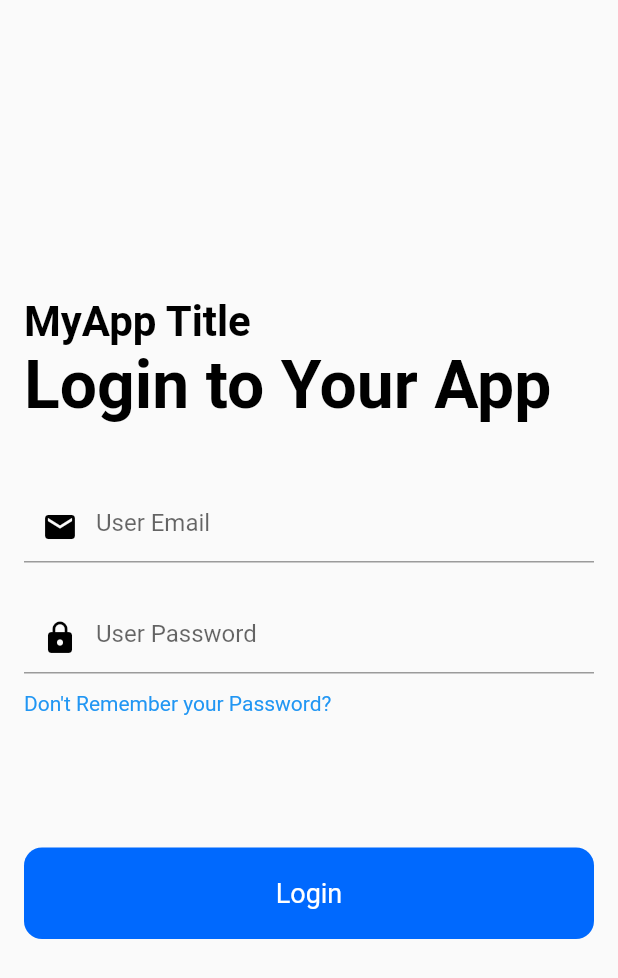
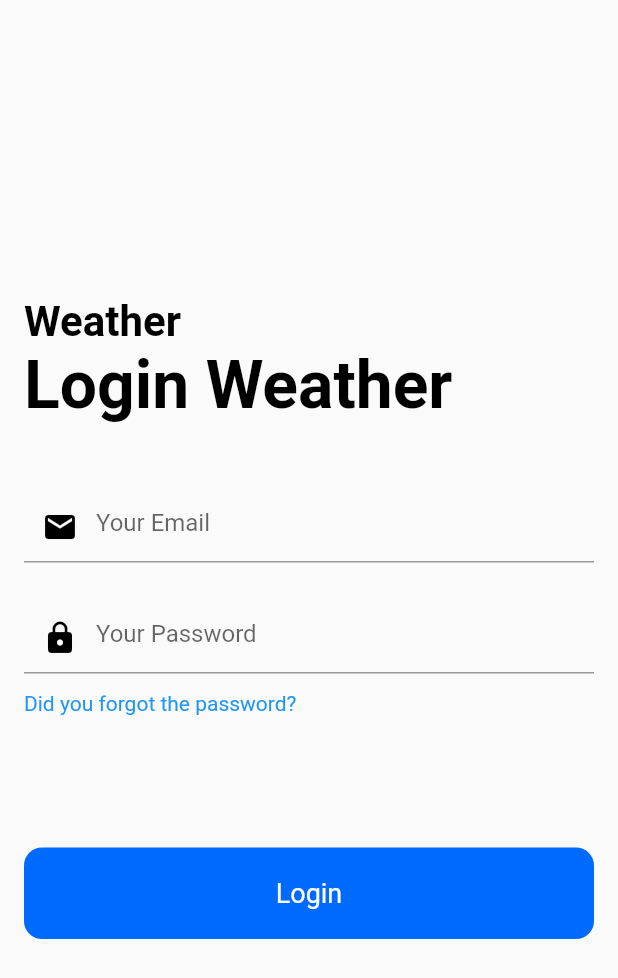
Before and after one commit to ericplanes/prmb-flutter-weather, a Flutter app: the screen it shows after launch, after a tap on "Login", on a phone screen of 412 x 824 dp. Shown: the top 978 px of the screen. Run offline on Flutter 3.47's test engine with Material 2 defaults, Android fonts, the phone set to English and light mode, and no system bars; our stand-ins replace firebase_auth, firebase_core; accounts and stored records are empty; network calls fail.

```diff
--- a/lib/main.dart
+++ b/lib/main.dart
@@ -1,9 +1,8 @@
 import 'package:firebase_core/firebase_core.dart';
 import 'package:flutter/material.dart';
+import 'package:weather/screens/login_screen.dart';
 
-Future main() async {
-  WidgetsFlutterBinding.ensureInitialized();
-  await Firebase.initializeApp();
+void main() {
   runApp(const MyApp());
 }
 
@@ -12,7 +11,7 @@ class MyApp extends StatelessWidget {
 
   @override
   Widget build(BuildContext context) {
-    return MaterialApp(
+    return const MaterialApp(
       home: HomePage(),
     );
   }
@@ -26,98 +25,26 @@ class HomePage extends StatefulWidget {
 }
 
 class _HomePageState extends State<HomePage> {
+  //Initialize Firebase App
+  Future<FirebaseApp> _initializeFirebase() async {
+    FirebaseApp firebaseApp = await Firebase.initializeApp();
+    return firebaseApp;
+  }
+
   @override
   Widget build(BuildContext context) {
     return Scaffold(
-      body: LoginScreen(),
+      body: FutureBuilder(
+          future: _initializeFirebase(),
+          builder: (context, snapshot) {
+            if (snapshot.connectionState == ConnectionState.done) {
+              return LoginScreen();
+            }
+            return const Center(
+              child: CircularProgressIndicator(),
+            );
+          }),
     );
-  }
-}
-
-class LoginScreen extends StatefulWidget {
-  const LoginScreen({Key? key}) : super(key: key);
-
-  @override
-  State<LoginScreen> createState() => _LoginScreenState();
-}
-
-class _LoginScreenState extends State<LoginScreen> {
-  @override
-  Widget build(BuildContext context) {
-    return Padding(
-      padding: const EdgeInsets.all(16.0),
-      child: Column(
-        mainAxisAlignment: MainAxisAlignment.center,
-        crossAxisAlignment: CrossAxisAlignment.start,
-        children: [
-          const Text(
-            "MyApp Title",
-            style: TextStyle(
-              color: Colors.black,
-              fontSize: 28.0,
-              fontWeight: FontWeight.bold,
-            ), // TextStyle
-          ), //Text
-          const Text(
-            "Login to Your App",
-            style: TextStyle(
-              color: Colors.black,
-              fontSize: 44.0,
-              fontWeight: FontWeight.bold,
-            ), // TextStyle
-          ), // Text
-          const SizedBox(
-            height: 44.0,
-          ), // SizedBox
-          const TextField(
-            keyboardType: TextInputType.emailAddress,
-            decoration: const InputDecoration(
-              hintText: "User Email",
-              prefixIcon: Icon(Icons.mail, color: Colors.black),
-            ), // InputDecoration
-          ), // TextField
-          const SizedBox(
-            height: 26.0,
-          ), // SizedBox
-          const TextField(
-            obscureText: true,
-            decoration: const InputDecoration(
-              hintText: "User Password",
-              prefixIcon: Icon(Icons.lock, color: Colors.black),
-            ), // Input Decoration
-          ), // TextField
-          const SizedBox(
-            height: 12.0,
-          ), // SizedBox
-          const Text(
-            "Don't Remember your Password?",
-            style: TextStyle(color: Colors.blue),
-          ), //Text
-          const SizedBox(
-            height: 88.0,
-          ), // SizedBox
-          Container(
-            width: double.infinity,
-            child: RawMaterialButton(
-              fillColor: Color(0xFF0069FE),
-              elevation: 0.0,
-              padding: EdgeInsets.symmetric(vertical: 20.0),
-              shape: RoundedRectangleBorder(
-                borderRadius: BorderRadius.circular(12.0),
-              ), // RoundedRectangleBorder
-              onPressed: () {},
-              child: Text(
-                "Login",
-                style: TextStyle(
-                  color: Colors.white,
-                  fontSize: 18.0,
-                ), // TextStyle
-              ), // Text
-            ), // RawMaterialButton
-          ), // Container
-        ],
-      ), // Column
-    ); // Padding
   }
 }
 
--- /dev/null
+++ b/lib/screens/login_screen.dart
@@ -0,0 +1,124 @@
+import 'package:firebase_auth/firebase_auth.dart';
+import 'package:flutter/material.dart';
+import 'package:weather/screens/profile_screen.dart';
+
+class LoginScreen extends StatefulWidget {
+  const LoginScreen({Key? key}) : super(key: key);
+
+  @override
+  State<LoginScreen> createState() => _LoginScreenState();
+}
+
+class _LoginScreenState extends State<LoginScreen> {
+  // Login function
+  static Future<User?> loginUsingEmailPassword(
+      {required String email,
+      required String password,
+      required BuildContext context}) async {
+    FirebaseAuth auth = FirebaseAuth.instance;
+    User? user;
+    try {
+      UserCredential userCredential = await auth.signInWithEmailAndPassword(
+          email: email, password: password);
+      user = userCredential.user;
+    } on FirebaseAuthException catch (e) {
+      if (e.code == "user-not-found") {
+        print("User not found for that email.");
+      }
+    }
+    return user;
+  }
+
+  @override
+  Widget build(BuildContext context) {
+    // Create the TextField Controller
+    TextEditingController _emailController = TextEditingController();
+    TextEditingController _passwordController = TextEditingController();
+    return Padding(
+      padding: const EdgeInsets.all(16.0),
+      child: Column(
+        mainAxisAlignment: MainAxisAlignment.center,
+        crossAxisAlignment: CrossAxisAlignment.start,
+        children: [
+          const Text(
+            "Weather",
+            style: TextStyle(
+              color: Colors.black,
+              fontSize: 28.0,
+              fontWeight: FontWeight.bold,
+            ), // TextStyle
+          ), //Text
+          const Text(
+            "Login Weather",
+            style: TextStyle(
+              color: Colors.black,
+              fontSize: 44.0,
+              fontWeight: FontWeight.bold,
+            ), // TextStyle
+          ), // Text
+          const SizedBox(
+            height: 44.0,
+          ), // SizedBox
+          TextField(
+            controller: _emailController,
+            keyboardType: TextInputType.emailAddress,
+            decoration: const InputDecoration(
+              hintText: "Your Email",
+              prefixIcon: Icon(Icons.mail, color: Colors.black),
+            ), // InputDecoration
+          ), // TextField
+          const SizedBox(
+            height: 26.0,
+          ), // SizedBox
+          TextField(
+            controller: _passwordController,
+            obscureText: true,
+            decoration: const InputDecoration(
+              hintText: "Your Password",
+              prefixIcon: Icon(Icons.lock, color: Colors.black),
+            ), // Input Decoration
+          ), // TextField
+          const SizedBox(
+            height: 12.0,
+          ), // SizedBox
+          const Text(
+            "Did you forgot the password?",
+            style: TextStyle(color: Colors.blue),
+          ), //Text
+          const SizedBox(
+            height: 88.0,
+          ), // SizedBox
+          Container(
+            width: double.infinity,
+            child: RawMaterialButton(
+              fillColor: const Color(0xFF0069FE),
+              elevation: 0.0,
+              padding: const EdgeInsets.symmetric(vertical: 20.0),
+              shape: RoundedRectangleBorder(
+                borderRadius: BorderRadius.circular(12.0),
+              ), // RoundedRectangleBorder
+              onPressed: () async {
+                User? user = await loginUsingEmailPassword(
+                    email: _emailController.text,
+                    password: _passwordController.text,
+                    context: context);
+                print(user);
+                if (user != null) {
+                  Navigator.of(context).pushReplacement(
+                      MaterialPageRoute(builder: (context) => ProfileScreen()));
+                }
+              },
+              child: const Text(
+                "Login",
+                style: TextStyle(
+                  color: Colors.white,
+                  fontSize: 18.0,
+                ), // TextStyle
+              ), // Text
+            ), // RawMaterialButton
+          ), // Container
+        ],
+      ), // Column
+    ); // Padding
+  }
+}
--- /dev/null
+++ b/lib/screens/profile_screen.dart
@@ -0,0 +1,17 @@
+import 'package:flutter/material.dart';
+
+class ProfileScreen extends StatefulWidget {
+  const ProfileScreen({Key? key}) : super(key: key);
+
+  @override
+  State<ProfileScreen> createState() => _ProfileScreenState();
+}
+
+class _ProfileScreenState extends State<ProfileScreen> {
+  @override
+  Widget build(BuildContext context) {
+    return const Scaffold(
+      body: Center(child: Text("Welcome to your Profile page")),
+    );
+  }
+}
--- a/pubspec.yaml
+++ b/pubspec.yaml
@@ -36,7 +36,8 @@ dependencies:
   cupertino_icons: ^1.0.2
 
   # Firebase Database
-  cloud_firestore: ^3.1.5
+  firebase_core: ^1.10.2
+  firebase_auth: ^3.3.0
 
 dev_dependencies:
   flutter_test:
```
Also changed, not shown: pubspec.lock.
